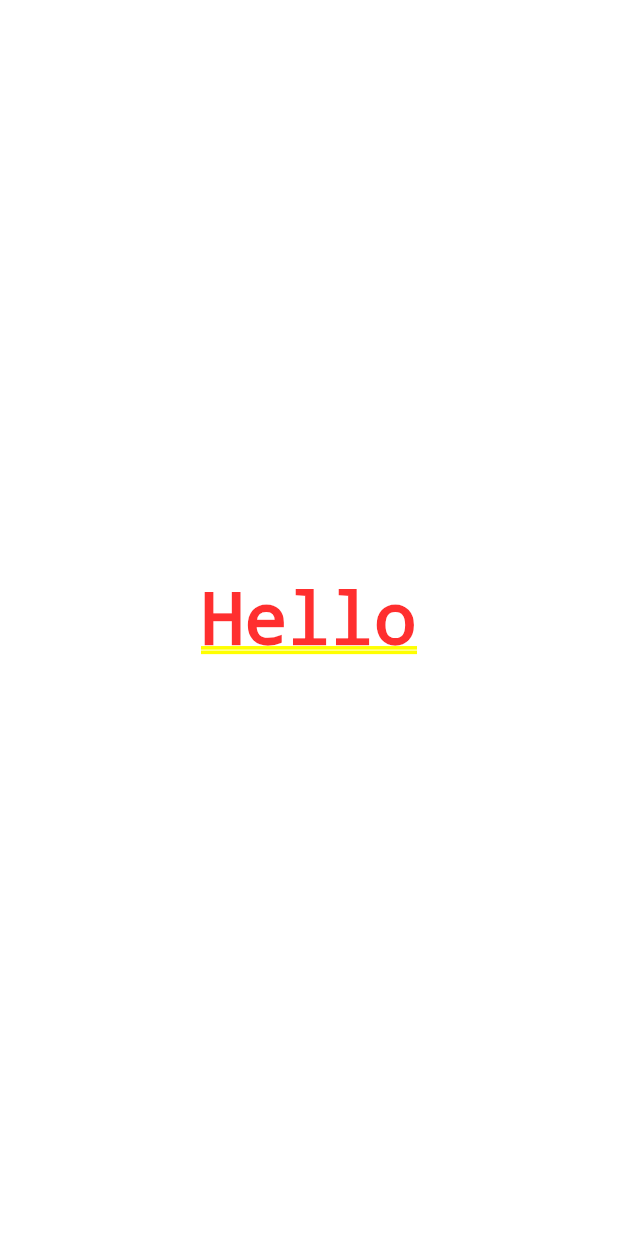
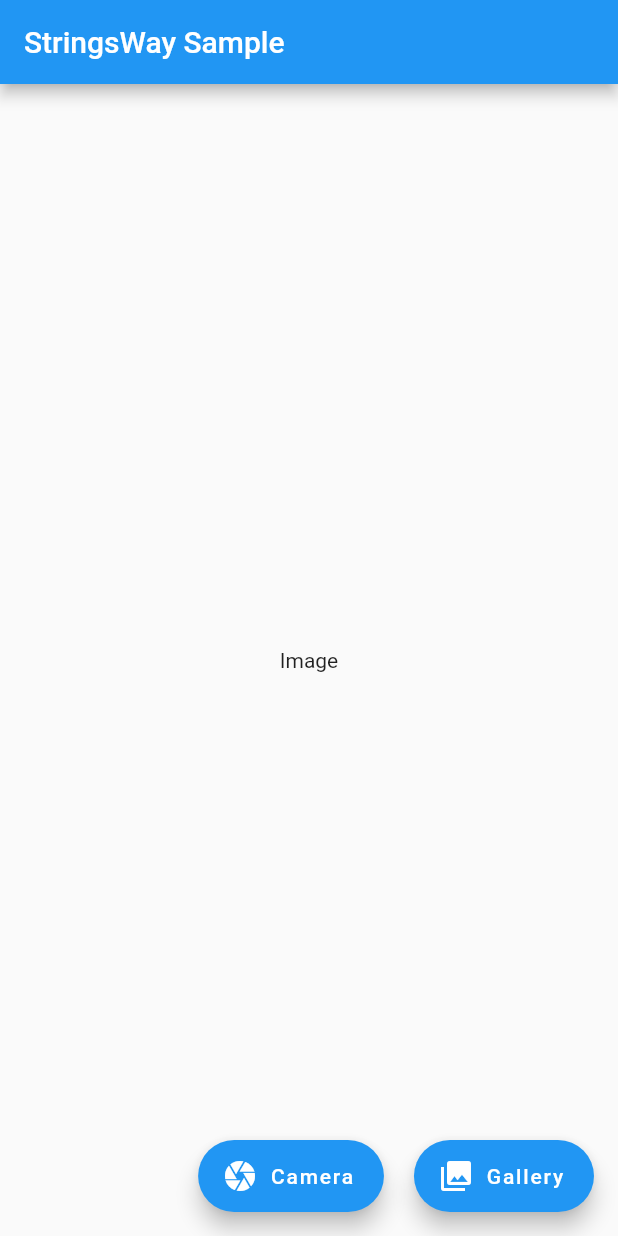
Before and after one commit to bugudiramu/StringsWayTech-Repo, a Flutter app: the screen it shows after launch, on a phone screen of 412 x 824 dp. Run offline on Flutter 3.47's test engine with Material 2 defaults, Android fonts, the phone set to English and light mode, and no system bars; our stand-ins replace flutter_image_compress, image_cropper, image_picker.

Commit message:
Added image picker and cropper

```diff
--- a/image_editor/lib/homepage.dart
+++ b/image_editor/lib/homepage.dart
@@ -1,3 +1,7 @@
+import 'dart:io';
+import 'package:image_picker/image_picker.dart';
+import 'package:image_cropper/image_cropper.dart';
+import 'package:flutter_image_compress/flutter_image_compress.dart';
 import 'package:flutter/material.dart';
 
 class HomePage extends StatefulWidget {
@@ -6,10 +10,70 @@ class HomePage extends StatefulWidget {
 }
 
 class _HomePageState extends State<HomePage> {
+  File _image;
+
+  getImageFile(ImageSource source) async {
+
+    //Clicking or Picking from Gallery
+
+    var image = await ImagePicker.pickImage(source: source);
+
+    //Cropping the image
+
+    File croppedFile = await ImageCropper.cropImage(
+      sourcePath: image.path
+    );
+
+    //Compress the image
+
+    var result = await FlutterImageCompress.compressAndGetFile(
+      croppedFile.path,
+      croppedFile.path,
+      quality: 60,
+    );
+
+    setState(() {
+      _image = result;
+      print(_image.lengthSync());
+    });
+  }
+
   @override
   Widget build(BuildContext context) {
-    return Center(
-      child: Text("Hello"),
+    print(_image?.lengthSync());
+    return Scaffold(
+      appBar: AppBar(
+        title: Text("StringsWay Sample"),
+      ),
+      body: Center(
+        child: _image == null
+            ? Text("Image")
+            : Image.file(
+          _image,
+          height: 200,
+          width: 200,
+        ),
+      ),
+      floatingActionButton: Row(
+        mainAxisAlignment: MainAxisAlignment.end,
+        children: <Widget>[
+          FloatingActionButton.extended(
+            label: Text("Camera"),
+            onPressed: () => getImageFile(ImageSource.camera),
+            heroTag: UniqueKey(),
+            icon: Icon(Icons.camera),
+          ),
+          SizedBox(
+            width: 20,
+          ),
+          FloatingActionButton.extended(
+            label: Text("Gallery"),
+            onPressed: () => getImageFile(ImageSource.gallery),
+            heroTag: UniqueKey(),
+            icon: Icon(Icons.photo_library),
+          )
+        ],
+      ),
     );
   }
 }
--- a/image_editor/pubspec.yaml
+++ b/image_editor/pubspec.yaml
@@ -23,6 +23,9 @@ dependencies:
   # The following adds the Cupertino Icons font to your application.
   # Use with the CupertinoIcons class for iOS style icons.
   cupertino_icons: ^0.1.2
+  image_picker: ^0.6.0+10
+  image_cropper: ^1.0.2
+  flutter_image_compress: ^0.6.0
 
 dev_dependencies:
   flutter_test:
```
Also changed, not shown: image_editor/pubspec.lock, 2 other files.
